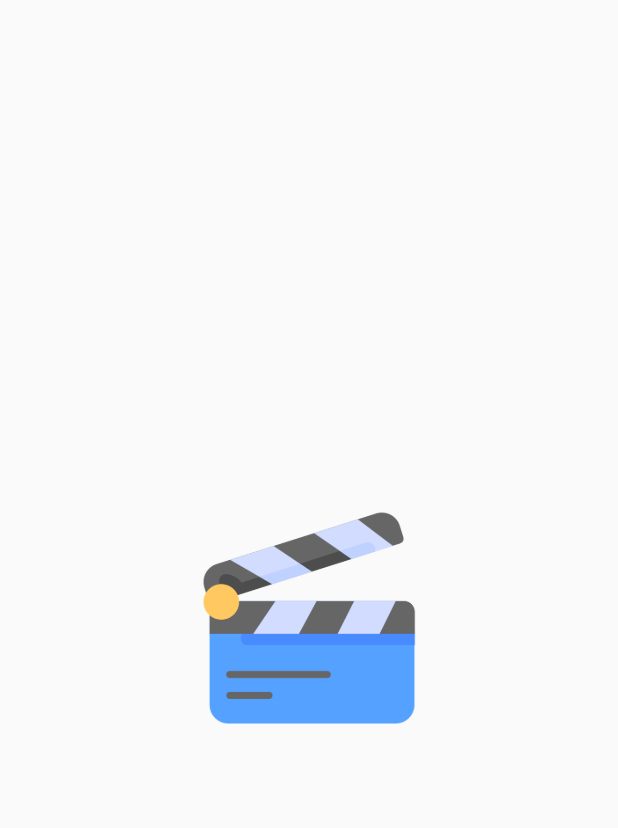
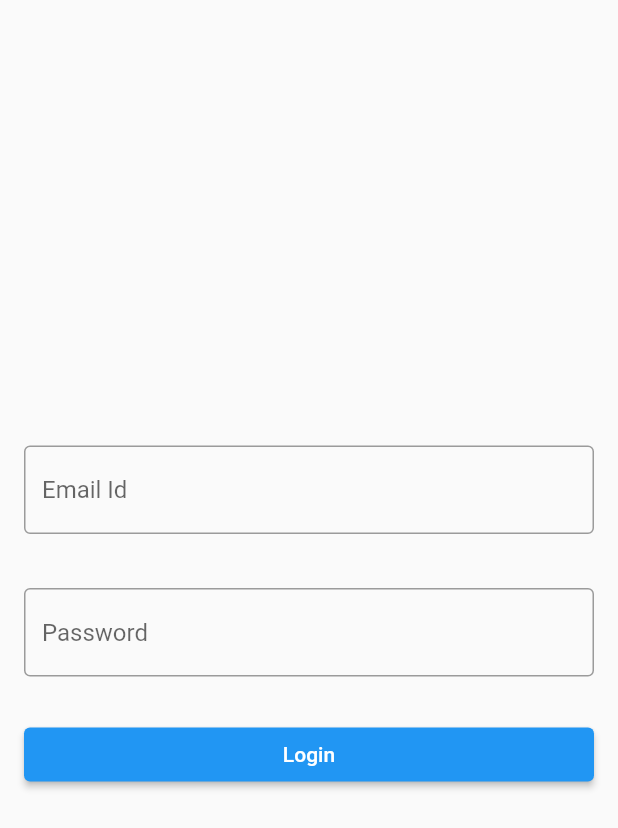
Before and after one commit to ifshaulhaque/Movie, a Flutter app: the screen it shows after launch, on a phone screen of 412 x 824 dp. Shown: the top 828 px of the screen. Run offline on Flutter 3.47's test engine with Material 2 defaults, Android fonts, the phone set to English and light mode, and no system bars.

Commit message:
Login Screen added

```diff
--- /dev/null
+++ b/lib/component/edit_text.dart
@@ -0,0 +1,55 @@
+import 'package:flutter/material.dart';
+
+class EditText extends StatefulWidget {
+  String errorMsg = '';
+  String hintText = '';
+  bool obsecureText = false;
+  Function(String value, Function(String errorMsg) setErrorCallback) onChange;
+  EditText(
+      {super.key,
+      String? errorMsg,
+      String? hintText,
+      this.obsecureText = false,
+      required this.onChange}) {
+    this.errorMsg = errorMsg ?? '';
+    this.hintText = hintText ?? '';
+  }
+
+  @override
+  State<EditText> createState() => _EditTextState();
+}
+
+class _EditTextState extends State<EditText> {
+  @override
+  Widget build(BuildContext context) {
+    return Column(
+      crossAxisAlignment: CrossAxisAlignment.end,
+      children: [
+        TextField(
+          obscureText: widget.obsecureText,
+          decoration: InputDecoration(
+            border: const OutlineInputBorder(),
+            hintText: widget.hintText,
+          ),
+          onChanged: (value) {
+            setState(() {
+              widget.errorMsg = '';
+            });
+            widget.onChange(value, (errorMsg) {
+              setState(() {
+                widget.errorMsg = errorMsg;
+              });
+            });
+          },
+        ),
+        const SizedBox(
+          height: 4,
+        ),
+        Text(
+          widget.errorMsg,
+          style: TextStyle(color: Colors.red.shade500),
+        ),
+      ],
+    );
+  }
+}
--- a/lib/routes/navigator.dart
+++ b/lib/routes/navigator.dart
@@ -1,5 +1,6 @@
 import 'package:flutter/material.dart';
 import 'package:movie/routes/routes.dart';
+import 'package:movie/screens/login/login.dart';
 import 'package:movie/screens/splash/splash.dart';
 
 class MyApp extends StatelessWidget {
@@ -10,6 +11,7 @@ class MyApp extends StatelessWidget {
     return MaterialApp(
       routes: {
         Routes.SPLASH_SCREEN: (context) => const SplashScreen(),
+        Routes.LOGIN_SCREEN: (context) => const LoginScreen(),
       },
       initialRoute: Routes.SPLASH_SCREEN,
     );
--- a/lib/routes/routes.dart
+++ b/lib/routes/routes.dart
@@ -1,3 +1,4 @@
 class Routes {
   static const String SPLASH_SCREEN = '/splash';
+  static const String LOGIN_SCREEN = '/login';
 }
--- /dev/null
+++ b/lib/screens/login/login.dart
@@ -0,0 +1,56 @@
+import 'package:flutter/material.dart';
+import 'package:movie/component/edit_text.dart';
+
+class LoginScreen extends StatelessWidget {
+  const LoginScreen({super.key});
+
+  @override
+  Widget build(BuildContext context) {
+    return Scaffold(
+      body: SafeArea(
+        child: Padding(
+          padding: const EdgeInsets.all(16.0),
+          child: Column(
+            mainAxisAlignment: MainAxisAlignment.center,
+            crossAxisAlignment: CrossAxisAlignment.stretch,
+            children: [
+              EditText(
+                  hintText: 'Email Id',
+                  onChange: (value, errorCallback) {
+                    if (!isEmailValid(value)) {
+                      errorCallback("invalid email id");
+                    }
+                  }),
+              const SizedBox(
+                height: 16,
+              ),
+              EditText(
+                  hintText: 'Password',
+                  obsecureText: true,
+                  onChange: (value, errorCallback) {
+                    if (value.length < 6) {
+                      errorCallback("Minimum 6 digit required");
+                    }
+                  }),
+              const SizedBox(
+                height: 8,
+              ),
+              ElevatedButton(
+                onPressed: () {},
+                child: const Text(
+                  'Login',
+                ),
+              )
+            ],
+          ),
+        ),
+      ),
+    );
+  }
+}
+
+bool isEmailValid(String email) {
+  final RegExp emailRegex =
+      RegExp(r'^[\w-]+(\.[\w-]+)*@([\w-]+\.)+[a-zA-Z]{2,7}$');
+  return emailRegex.hasMatch(email);
+}
--- a/lib/screens/splash/splash.dart
+++ b/lib/screens/splash/splash.dart
@@ -1,10 +1,13 @@
 import 'package:flutter/material.dart';
+import 'package:movie/routes/routes.dart';
 
 class SplashScreen extends StatelessWidget {
   const SplashScreen({super.key});
 
   @override
   Widget build(BuildContext context) {
+    runAfter3Seconds(context);
+
     return Scaffold(
       body: SafeArea(
         child: Center(
@@ -17,3 +20,9 @@ class SplashScreen extends StatelessWidget {
     );
   }
 }
+
+Future<void> runAfter3Seconds(BuildContext context) async {
+  await Future.delayed(const Duration(seconds: 3), () {
+    Navigator.pushReplacementNamed(context, Routes.LOGIN_SCREEN);
+  });
+}
```
